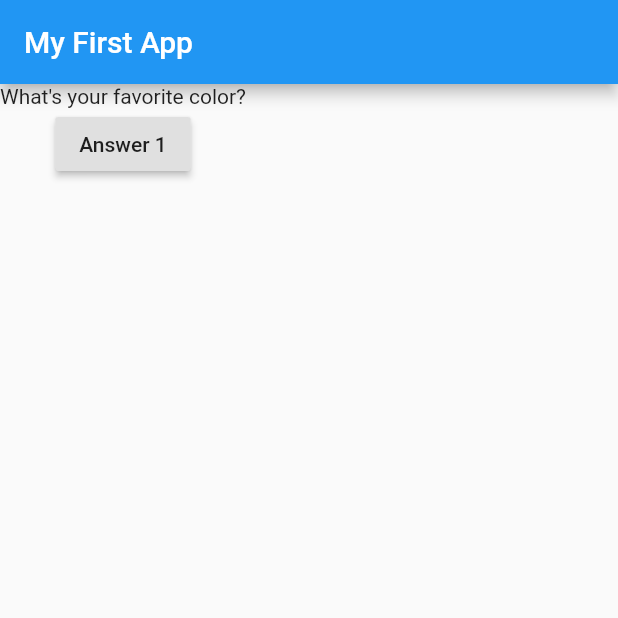
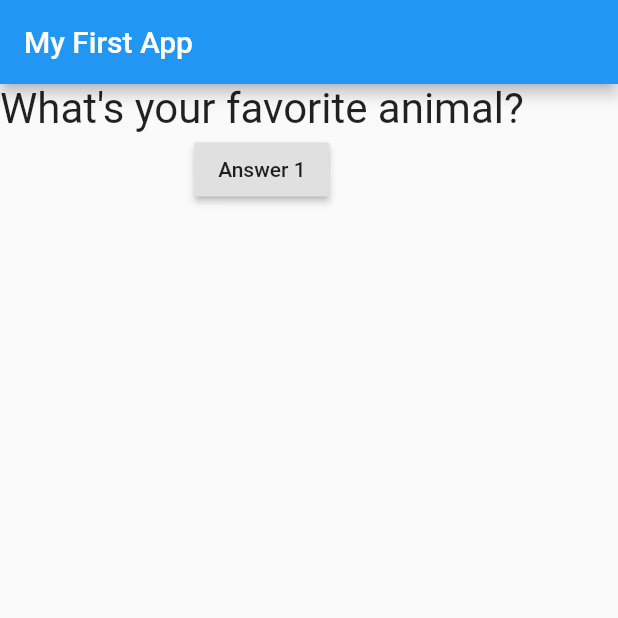
Before and after one commit to lowqilong/learn-flutter, a Flutter app: the screen it shows after launch, after a tap on "Answer 1", on a phone screen of 412 x 824 dp, the top half of it. Run offline on Flutter 3.47's test engine with Material 2 defaults, Android fonts, the phone set to English and light mode, and no system bars.

Commit message:
add styling

```diff
--- a/learn_flutter/lib/main.dart
+++ b/learn_flutter/lib/main.dart
@@ -1,12 +1,22 @@
 import 'package:flutter/material.dart';
+import './question.dart';
 
-void main() => runApp(MyCoolApp());
+void main() => runApp(MyApp());
 
-class MyCoolApp extends StatelessWidget {
+class MyApp extends StatefulWidget {
+  @override
+  State<StatefulWidget> createState() {
+    return MyAppState();
+  }
+}
+
+class MyAppState extends State<MyApp> {
   var questionIndex = 0;
 
   void answerQuestion() {
-    questionIndex = questionIndex + 1;
+    setState(() {
+      questionIndex = questionIndex + 1;
+    });
     print(questionIndex);
   }
 
@@ -22,7 +32,7 @@ class MyCoolApp extends StatelessWidget {
         title: Text('My First App'),
       ),
       body: Column(children: [
-        Text(
+        Question(
           questions[questionIndex],
         ),
         RaisedButton(
--- /dev/null
+++ b/learn_flutter/lib/question.dart
@@ -0,0 +1,16 @@
+import 'package:flutter/material.dart';
+
+class Question extends StatelessWidget {
+  final String questionText;
+
+  // Constructor
+  Question(this.questionText);
+
+  @override
+  Widget build(BuildContext context) {
+    return Text(
+      questionText,
+      style: TextStyle(fontSize: 28),
+    );
+  }
+}
```
